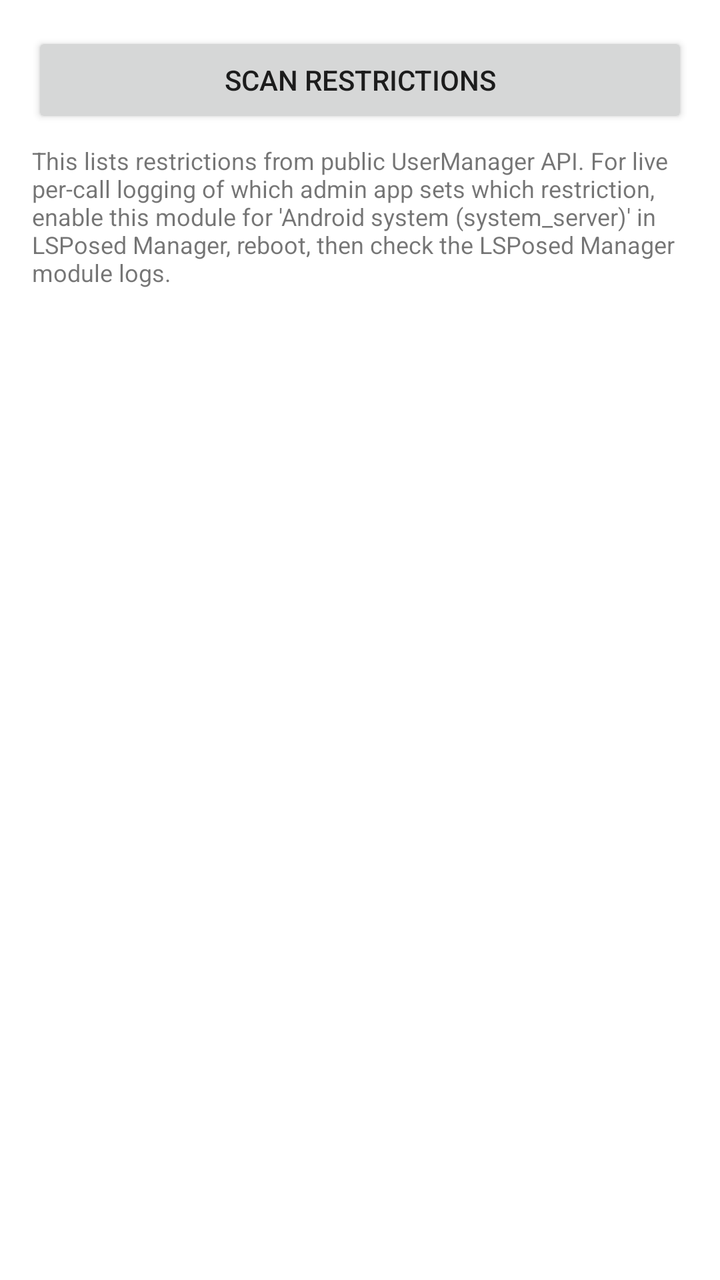
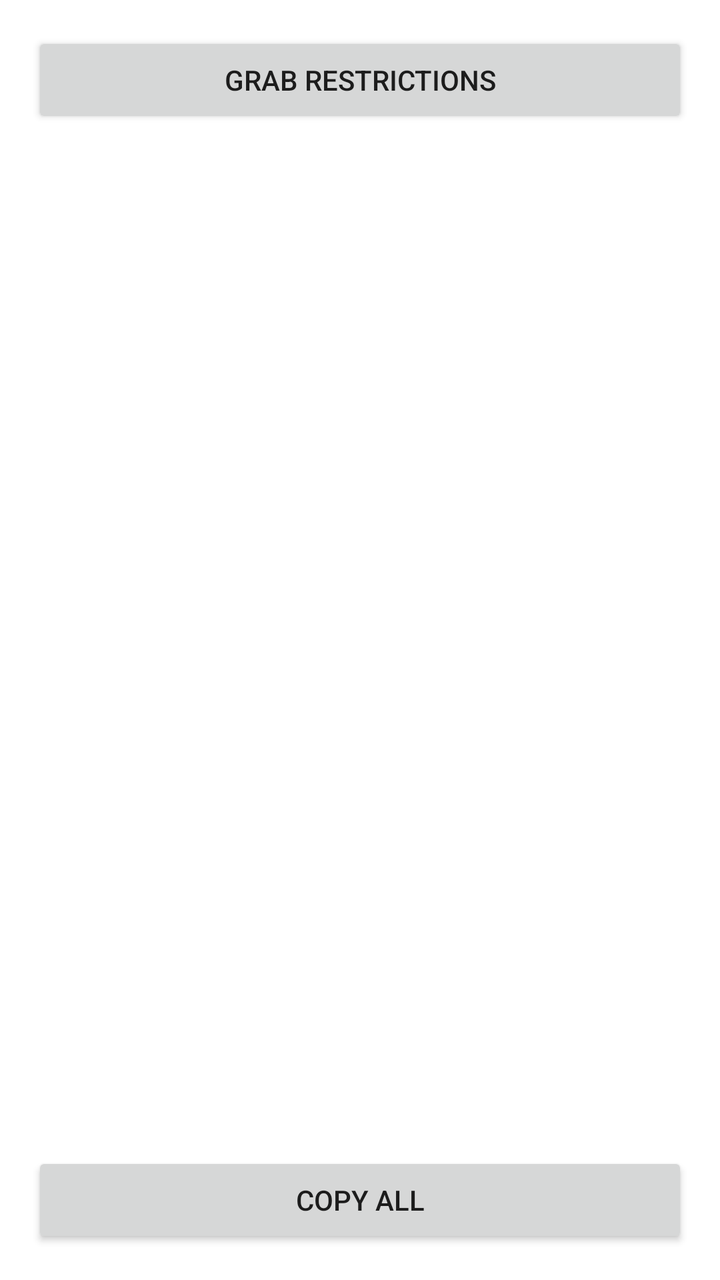

Screens rendered from an Android XML layout before and after an edit, with the pre-edit source and the edit as a unified diff.
<!-- AndroidManifest.xml: fallback theme Theme.MaterialComponents.DayNight.NoActionBar -->
<!-- res/layout/activity_main.xml -->
<?xml version="1.0" encoding="utf-8"?>
<LinearLayout xmlns:android="http://schemas.android.com/apk/res/android"
    android:orientation="vertical"
    android:layout_width="match_parent"
    android:layout_height="match_parent"
    android:padding="16dp">

    <Button
        android:id="@+id/btnScan"
        android:layout_width="match_parent"
        android:layout_height="wrap_content"
        android:text="Scan restrictions" />

    <TextView
        android:id="@+id/txtHint"
        android:layout_width="match_parent"
        android:layout_height="wrap_content"
        android:layout_marginTop="8dp"
        android:text="This lists restrictions from public UserManager API. For live per-call logging of which admin app sets which restriction, enable this module for 'Android system (system_server)' in LSPosed Manager, reboot, then check the LSPosed Manager module logs."
        android:textSize="12sp" />

    <ScrollView
        android:layout_width="match_parent"
        android:layout_height="0dp"
        android:layout_weight="1"
        android:layout_marginTop="12dp">

        <TextView
            android:id="@+id/txtResults"
            android:layout_width="match_parent"
            android:layout_height="wrap_content"
            android:fontFamily="monospace"
            android:textIsSelectable="true"
            android:textSize="12sp" />
    </ScrollView>
</LinearLayout>
<!-- resources referenced by this layout -->
<resources>

</resources>

<!-- the commit's change to res/layout/activity_main.xml (unified diff, before → after) -->
@@ -6,18 +6,10 @@
     android:padding="16dp">
 
     <Button
-        android:id="@+id/btnScan"
+        android:id="@+id/btnGrab"
         android:layout_width="match_parent"
         android:layout_height="wrap_content"
-        android:text="Scan restrictions" />
-
-    <TextView
-        android:id="@+id/txtHint"
-        android:layout_width="match_parent"
-        android:layout_height="wrap_content"
-        android:layout_marginTop="8dp"
-        android:text="This lists restrictions from public UserManager API. For live per-call logging of which admin app sets which restriction, enable this module for 'Android system (system_server)' in LSPosed Manager, reboot, then check the LSPosed Manager module logs."
-        android:textSize="12sp" />
+        android:text="Grab Restrictions" />
 
     <ScrollView
         android:layout_width="match_parent"
@@ -31,6 +23,14 @@
             android:layout_height="wrap_content"
             android:fontFamily="monospace"
             android:textIsSelectable="true"
-            android:textSize="12sp" />
+            android:textSize="13sp" />
     </ScrollView>
+
+    <Button
+        android:id="@+id/btnCopy"
+        android:layout_width="match_parent"
+        android:layout_height="wrap_content"
+        android:layout_marginTop="8dp"
+        android:text="Copy all" />
+
 </LinearLayout>
